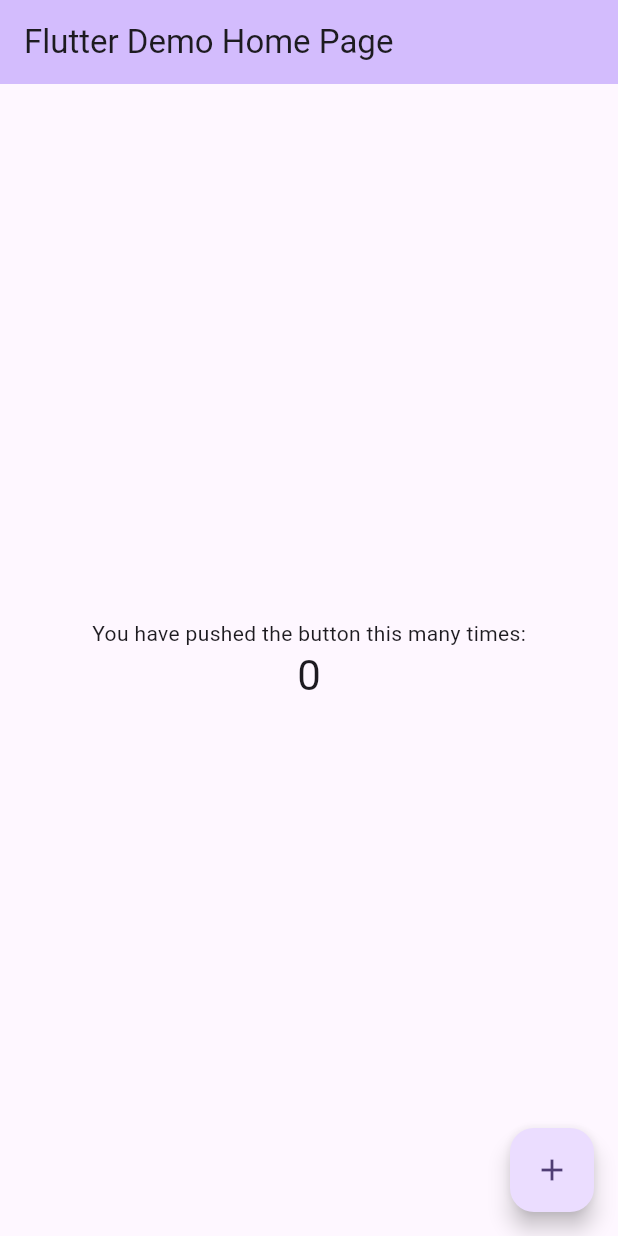
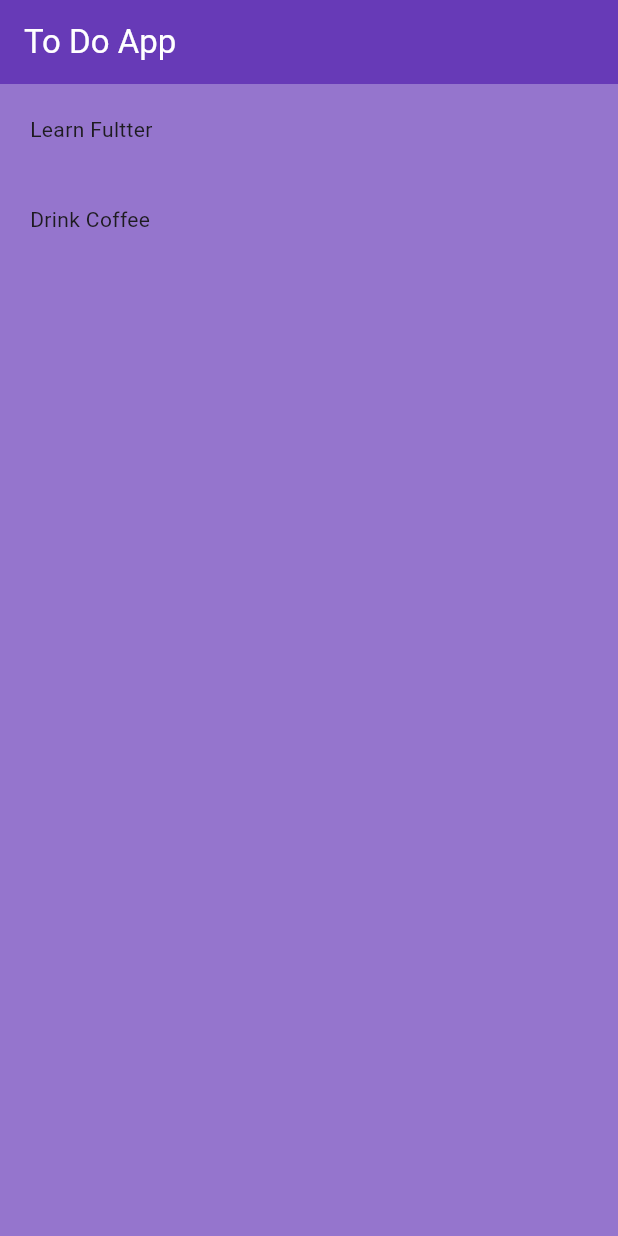
Before and after one commit to Kwode/to_do_list_app, a Flutter app: the screen it shows after launch, on a phone screen of 412 x 824 dp. Run offline on Flutter 3.47's test engine with Material 3 defaults, Android fonts, the phone set to English and light mode, and no system bars.

Commit message:
added home page
added home page

```diff
--- a/todo_app/lib/main.dart
+++ b/todo_app/lib/main.dart
@@ -1,4 +1,5 @@
 import 'package:flutter/material.dart';
+import 'package:todo_app/pages/home_page.dart';
 
 void main() {
   runApp(const MyApp());
@@ -7,119 +8,11 @@ void main() {
 class MyApp extends StatelessWidget {
   const MyApp({super.key});
 
-  // This widget is the root of your application.
   @override
   Widget build(BuildContext context) {
     return MaterialApp(
-      title: 'Flutter Demo',
-      theme: ThemeData(
-        // This is the theme of your application.
-        //
-        // TRY THIS: Try running your application with "flutter run". You'll see
-        // the application has a purple toolbar. Then, without quitting the app,
-        // try changing the seedColor in the colorScheme below to Colors.green
-        // and then invoke "hot reload" (save your changes or press the "hot
-        // reload" button in a Flutter-supported IDE, or press "r" if you used
-        // the command line to start the app).
-        //
-        // Notice that the counter didn't reset back to zero; the application
-        // state is not lost during the reload. To reset the state, use hot
-        // restart instead.
-        //
-        // This works for code too, not just values: Most code changes can be
-        // tested with just a hot reload.
-        colorScheme: ColorScheme.fromSeed(seedColor: Colors.deepPurple),
-        useMaterial3: true,
-      ),
-      home: const MyHomePage(title: 'Flutter Demo Home Page'),
+      debugShowCheckedModeBanner: false,
+      home: HomePage(),
     );
   }
 }
-
-class MyHomePage extends StatefulWidget {
-  const MyHomePage({super.key, required this.title});
-
-  // This widget is the home page of your application. It is stateful, meaning
-  // that it has a State object (defined below) that contains fields that affect
-  // how it looks.
-
-  // This class is the configuration for the state. It holds the values (in this
-  // case the title) provided by the parent (in this case the App widget) and
-  // used by the build method of the State. Fields in a Widget subclass are
-  // always marked "final".
-
-  final String title;
-
-  @override
-  State<MyHomePage> createState() => _MyHomePageState();
-}
-
-class _MyHomePageState extends State<MyHomePage> {
-  int _counter = 0;
-
-  void _incrementCounter() {
-    setState(() {
-      // This call to setState tells the Flutter framework that something has
-      // changed in this State, which causes it to rerun the build method below
-      // so that the display can reflect the updated values. If we changed
-      // _counter without calling setState(), then the build method would not be
-      // called again, and so nothing would appear to happen.
-      _counter++;
-    });
-  }
-
-  @override
-  Widget build(BuildContext context) {
-    // This method is rerun every time setState is called, for instance as done
-    // by the _incrementCounter method above.
-    //
-    // The Flutter framework has been optimized to make rerunning build methods
-    // fast, so that you can just rebuild anything that needs updating rather
-    // than having to individually change instances of widgets.
-    return Scaffold(
-      appBar: AppBar(
-        // TRY THIS: Try changing the color here to a specific color (to
-        // Colors.amber, perhaps?) and trigger a hot reload to see the AppBar
-        // change color while the other colors stay the same.
-        backgroundColor: Theme.of(context).colorScheme.inversePrimary,
-        // Here we take the value from the MyHomePage object that was created by
-        // the App.build method, and use it to set our appbar title.
-        title: Text(widget.title),
-      ),
-      body: Center(
-        // Center is a layout widget. It takes a single child and positions it
-        // in the middle of the parent.
-        child: Column(
-          // Column is also a layout widget. It takes a list of children and
-          // arranges them vertically. By default, it sizes itself to fit its
-          // children horizontally, and tries to be as tall as its parent.
-          //
-          // Column has various properties to control how it sizes itself and
-          // how it positions its children. Here we use mainAxisAlignment to
-          // center the children vertically; the main axis here is the vertical
-          // axis because Columns are vertical (the cross axis would be
-          // horizontal).
-          //
-          // TRY THIS: Invoke "debug painting" (choose the "Toggle Debug Paint"
-          // action in the IDE, or press "p" in the console), to see the
-          // wireframe for each widget.
-          mainAxisAlignment: MainAxisAlignment.center,
-          children: <Widget>[
-            const Text(
-              'You have pushed the button this many times:',
-            ),
-            Text(
-              '$_counter',
-              style: Theme.of(context).textTheme.headlineMedium,
-            ),
-          ],
-        ),
-      ),
-      floatingActionButton: FloatingActionButton(
-        onPressed: _incrementCounter,
-        tooltip: 'Increment',
-        child: const Icon(Icons.add),
-      ), // This trailing comma makes auto-formatting nicer for build methods.
-    );
-  }
-}
--- /dev/null
+++ b/todo_app/lib/pages/home_page.dart
@@ -0,0 +1,38 @@
+import 'package:flutter/material.dart';
+
+class HomePage extends StatelessWidget {
+  HomePage({super.key});
+
+  List toDoList = [
+    ['Learn Fultter', false],
+    ['Drink Coffee', false],
+  ];
+
+  @override
+  Widget build(BuildContext context) {
+    return Scaffold(
+      backgroundColor: Colors.deepPurple.shade300,
+      appBar: AppBar(
+        title: const Text(
+          'To Do App',
+        ),
+        backgroundColor: Colors.deepPurple,
+        foregroundColor: Colors.white,
+      ),
+      body: ListView.builder(
+          itemCount: toDoList.length,
+          itemBuilder: (BuildContext context, index) {
+            return Padding(
+              padding: const EdgeInsets.all(20),
+              child: Container(
+                child: Text(
+                  toDoList[index][0],
+                ),
+              ),
+            );
+          }),
+    );
+  }
+}
+
+void main() {}
```
